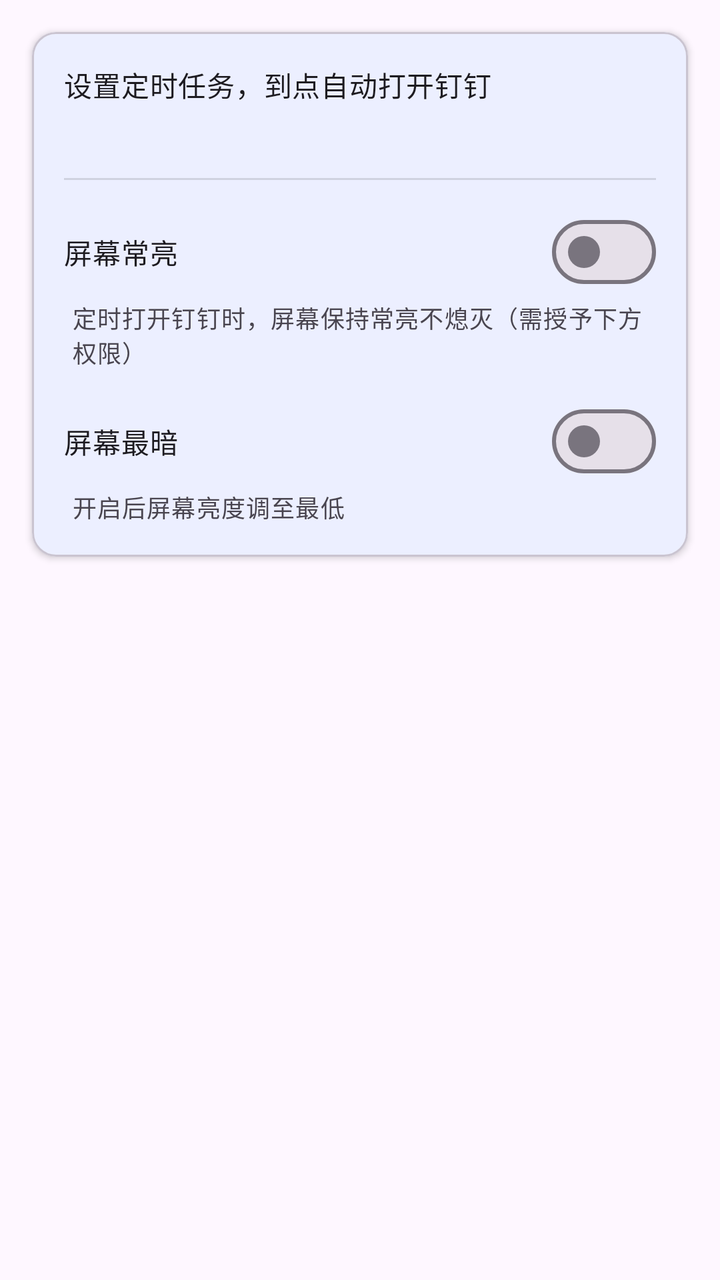
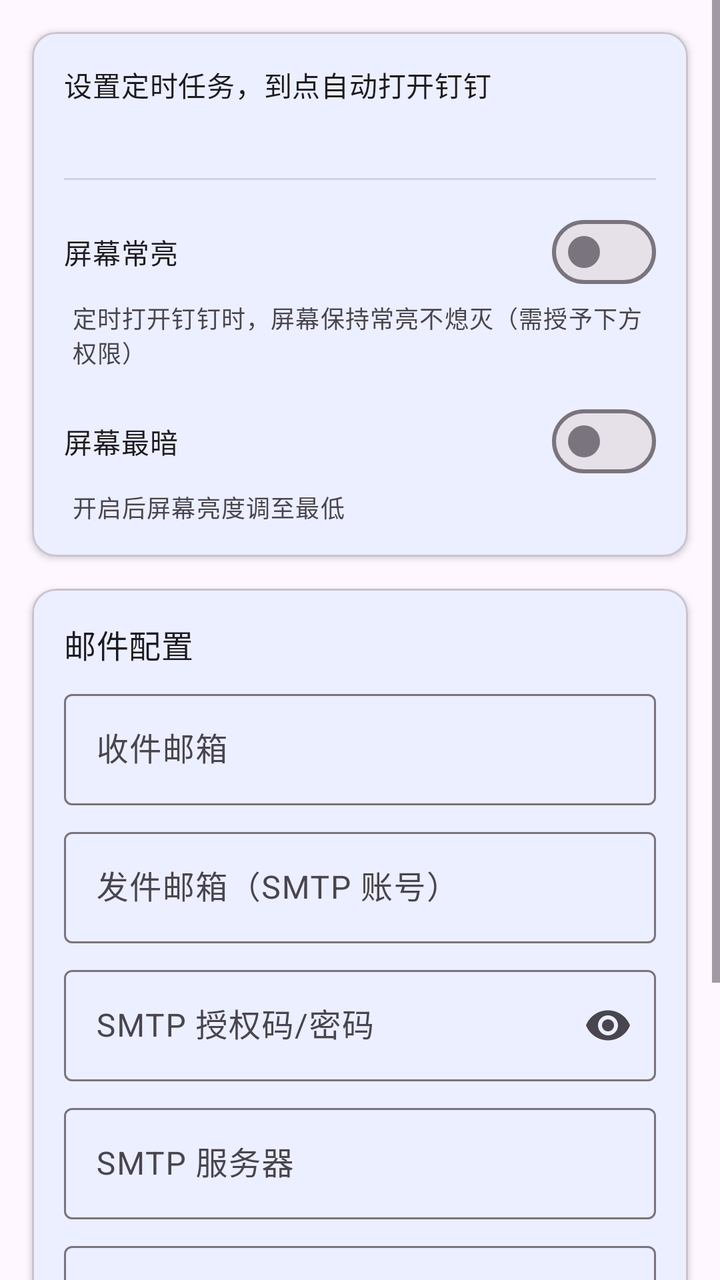

Before-and-after screenshots of an Android layout around one commit, followed by the original layout XML and the change that was made.
<!-- AndroidManifest.xml: application theme Theme.DDTask -->
<!-- res/layout/fragment_settings.xml -->
<?xml version="1.0" encoding="utf-8"?>
<ScrollView
    xmlns:android="http://schemas.android.com/apk/res/android"
    xmlns:app="http://schemas.android.com/apk/res-auto"
    android:layout_width="match_parent"
    android:layout_height="match_parent"
    android:fillViewport="true">

    <LinearLayout
        android:layout_width="match_parent"
        android:layout_height="wrap_content"
        android:orientation="vertical"
        android:paddingBottom="24dp">

        <com.google.android.material.card.MaterialCardView
            android:layout_width="match_parent"
            android:layout_height="wrap_content"
            android:layout_margin="16dp"
            app:cardElevation="2dp">

            <LinearLayout
                android:layout_width="match_parent"
                android:layout_height="wrap_content"
                android:orientation="vertical"
                android:padding="16dp">

                <TextView
                    android:layout_width="wrap_content"
                    android:layout_height="wrap_content"
                    android:text="@string/app_description"
                    android:textAppearance="?attr/textAppearanceBodyMedium" />

                <TextView
                    android:id="@+id/status_dingtalk"
                    android:layout_width="wrap_content"
                    android:layout_height="wrap_content"
                    android:layout_marginTop="8dp"
                    android:textAppearance="?attr/textAppearanceBodySmall" />

                <View
                    android:layout_width="match_parent"
                    android:layout_height="1dp"
                    android:layout_marginVertical="12dp"
                    android:background="?android:attr/listDivider" />

                <com.google.android.material.materialswitch.MaterialSwitch
                    android:id="@+id/switch_keep_screen_on"
                    android:layout_width="match_parent"
                    android:layout_height="wrap_content"
                    android:text="@string/keep_screen_on" />

                <TextView
                    android:layout_width="wrap_content"
                    android:layout_height="wrap_content"
                    android:layout_marginStart="4dp"
                    android:text="@string/keep_screen_on_desc"
                    android:textAppearance="?attr/textAppearanceBodySmall"
                    android:textColor="?android:attr/textColorSecondary" />

                <com.google.android.material.materialswitch.MaterialSwitch
                    android:id="@+id/switch_dim_screen"
                    android:layout_width="match_parent"
                    android:layout_height="wrap_content"
                    android:layout_marginTop="12dp"
                    android:text="@string/dim_screen" />

                <TextView
                    android:layout_width="wrap_content"
                    android:layout_height="wrap_content"
                    android:layout_marginStart="4dp"
                    android:text="@string/dim_screen_desc"
                    android:textAppearance="?attr/textAppearanceBodySmall"
                    android:textColor="?android:attr/textColorSecondary" />

            </LinearLayout>

        </com.google.android.material.card.MaterialCardView>

        <TextView
            android:id="@+id/tv_version"
            android:layout_width="match_parent"
            android:layout_height="wrap_content"
            android:gravity="center"
            android:textAlignment="center"
            android:textAppearance="?attr/textAppearanceBodySmall"
            android:textColor="?android:attr/textColorSecondary" />

    </LinearLayout>

</ScrollView>
<!-- resources referenced by this layout -->
<resources>
  <string name="app_description">设置定时任务，到点自动打开钉钉</string>
  <string name="dim_screen">屏幕最暗</string>
  <string name="dim_screen_desc">开启后屏幕亮度调至最低</string>
  <string name="keep_screen_on">屏幕常亮</string>
  <string name="keep_screen_on_desc">定时打开钉钉时，屏幕保持常亮不熄灭（需授予下方权限）</string>
  <style name="Theme.DDTask" parent="Theme.Material3.Light.NoActionBar">
          <item name="colorPrimary">@color/primary</item>
          <item name="colorPrimaryDark">@color/primary_dark</item>
          <item name="colorSecondary">@color/secondary</item>
      </style>
  <color name="primary">#0089FF</color>
  <color name="primary_dark">#0066CC</color>
  <color name="secondary">#FF6B35</color>
</resources>

<!-- the commit's change to res/layout/fragment_settings.xml (unified diff, before → after) -->
@@ -71,6 +71,168 @@
                     android:text="@string/dim_screen_desc"
                     android:textAppearance="?attr/textAppearanceBodySmall"
                     android:textColor="?android:attr/textColorSecondary" />
+
+            </LinearLayout>
+
+        </com.google.android.material.card.MaterialCardView>
+
+        <com.google.android.material.card.MaterialCardView
+            android:id="@+id/card_email"
+            android:layout_width="match_parent"
+            android:layout_height="wrap_content"
+            android:layout_marginHorizontal="16dp"
+            app:cardElevation="2dp">
+
+            <LinearLayout
+                android:layout_width="match_parent"
+                android:layout_height="wrap_content"
+                android:orientation="vertical"
+                android:padding="16dp">
+
+                <TextView
+                    android:layout_width="wrap_content"
+                    android:layout_height="wrap_content"
+                    android:text="@string/email_config_title"
+                    android:textAppearance="?attr/textAppearanceTitleMedium" />
+
+                <LinearLayout
+                    android:id="@+id/layout_email_summary"
+                    android:layout_width="match_parent"
+                    android:layout_height="wrap_content"
+                    android:layout_marginTop="8dp"
+                    android:orientation="vertical"
+                    android:visibility="gone">
+
+                    <TextView
+                        android:id="@+id/tv_email_summary"
+                        android:layout_width="match_parent"
+                        android:layout_height="wrap_content"
+                        android:textAppearance="?attr/textAppearanceBodyMedium" />
+
+                    <LinearLayout
+                        android:layout_width="match_parent"
+                        android:layout_height="wrap_content"
+                        android:layout_marginTop="8dp"
+                        android:orientation="horizontal">
+
+                        <com.google.android.material.button.MaterialButton
+                            android:id="@+id/btn_edit_email"
+                            style="@style/Widget.Material3.Button.TextButton"
+                            android:layout_width="wrap_content"
+                            android:layout_height="wrap_content"
+                            android:text="@string/edit_email_config" />
+
+                        <com.google.android.material.button.MaterialButton
+                            android:id="@+id/btn_test_email"
+                            style="@style/Widget.Material3.Button.OutlinedButton"
+                            android:layout_width="wrap_content"
+                            android:layout_height="wrap_content"
+                            android:layout_marginStart="8dp"
+                            android:text="@string/send_test_email" />
+
+                    </LinearLayout>
+
+                </LinearLayout>
+
+                <LinearLayout
+                    android:id="@+id/layout_email_form"
+                    android:layout_width="match_parent"
+                    android:layout_height="wrap_content"
+                    android:layout_marginTop="8dp"
+                    android:orientation="vertical">
+
+                    <com.google.android.material.textfield.TextInputLayout
+                        android:layout_width="match_parent"
+                        android:layout_height="wrap_content"
+                        android:hint="@string/recipient_email_hint">
+
+                        <com.google.android.material.textfield.TextInputEditText
+                            android:id="@+id/et_recipient_email"
+                            android:layout_width="match_parent"
+                            android:layout_height="wrap_content"
+                            android:inputType="textEmailAddress"
+                            android:maxLines="1" />
+
+                    </com.google.android.material.textfield.TextInputLayout>
+
+                    <com.google.android.material.textfield.TextInputLayout
+                        android:layout_width="match_parent"
+                        android:layout_height="wrap_content"
+                        android:layout_marginTop="8dp"
+                        android:hint="@string/sender_email_hint">
+
+                        <com.google.android.material.textfield.TextInputEditText
+                            android:id="@+id/et_sender_email"
+                            android:layout_width="match_parent"
+                            android:layout_height="wrap_content"
+                            android:inputType="textEmailAddress"
+                            android:maxLines="1" />
+
+                    </com.google.android.material.textfield.TextInputLayout>
+
+                    <com.google.android.material.textfield.TextInputLayout
+                        android:layout_width="match_parent"
+                        android:layout_height="wrap_content"
+                        android:layout_marginTop="8dp"
+                        android:hint="@string/sender_password_hint"
+                        app:endIconMode="password_toggle">
+
+                        <com.google.android.material.textfield.TextInputEditText
+                            android:id="@+id/et_sender_password"
+                            android:layout_width="match_parent"
+                            android:layout_height="wrap_content"
+                            android:inputType="textPassword"
+                            android:maxLines="1" />
+
+                    </com.google.android.material.textfield.TextInputLayout>
+
+                    <com.google.android.material.textfield.TextInputLayout
+                        android:layout_width="match_parent"
+                        android:layout_height="wrap_content"
+                        android:layout_marginTop="8dp"
+                        android:hint="@string/smtp_host_hint">
+
+                        <com.google.android.material.textfield.TextInputEditText
+                            android:id="@+id/et_smtp_host"
+                            android:layout_width="match_parent"
+                            android:layout_height="wrap_content"
+                            android:inputType="text"
+                            android:maxLines="1" />
+
+                    </com.google.android.material.textfield.TextInputLayout>
+
+                    <com.google.android.material.textfield.TextInputLayout
+                        android:layout_width="match_parent"
+                        android:layout_height="wrap_content"
+                        android:layout_marginTop="8dp"
+                        android:hint="@string/smtp_port_hint">
+
+                        <com.google.android.material.textfield.TextInputEditText
+                            android:id="@+id/et_smtp_port"
+                            android:layout_width="match_parent"
+                            android:layout_height="wrap_content"
+                            android:inputType="number"
+                            android:maxLines="1" />
+
+                    </com.google.android.material.textfield.TextInputLayout>
+
+                    <TextView
+                        android:layout_width="wrap_content"
+                        android:layout_height="wrap_content"
+                        android:layout_marginStart="4dp"
+                        android:layout_marginTop="4dp"
+                        android:text="@string/smtp_help"
+                        android:textAppearance="?attr/textAppearanceBodySmall"
+                        android:textColor="?android:attr/textColorSecondary" />
+
+                    <com.google.android.material.button.MaterialButton
+                        android:id="@+id/btn_save_email"
+                        android:layout_width="match_parent"
+                        android:layout_height="wrap_content"
+                        android:layout_marginTop="12dp"
+                        android:text="@string/save" />
+
+                </LinearLayout>
 
             </LinearLayout>
 
<!-- resource entries referenced after the edit -->
@@ -3,8 +3,18 @@
   <string name="app_description">设置定时任务，到点自动打开钉钉</string>
   <string name="dim_screen">屏幕最暗</string>
   <string name="dim_screen_desc">开启后屏幕亮度调至最低</string>
+  <string name="edit_email_config">修改配置</string>
+  <string name="email_config_title">邮件配置</string>
   <string name="keep_screen_on">屏幕常亮</string>
   <string name="keep_screen_on_desc">定时打开钉钉时，屏幕保持常亮不熄灭（需授予下方权限）</string>
+  <string name="recipient_email_hint">收件邮箱</string>
+  <string name="save">保存</string>
+  <string name="send_test_email">发送测试邮件</string>
+  <string name="sender_email_hint">发件邮箱（SMTP 账号）</string>
+  <string name="sender_password_hint">SMTP 授权码/密码</string>
+  <string name="smtp_help">QQ 邮箱示例：smtp.qq.com，端口 465（SSL）。请使用邮箱授权码，而非登录密码。</string>
+  <string name="smtp_host_hint">SMTP 服务器</string>
+  <string name="smtp_port_hint">SMTP 端口</string>
   <style name="Theme.DDTask" parent="Theme.Material3.Light.NoActionBar">
           <item name="colorPrimary">@color/primary</item>
           <item name="colorPrimaryDark">@color/primary_dark</item>
